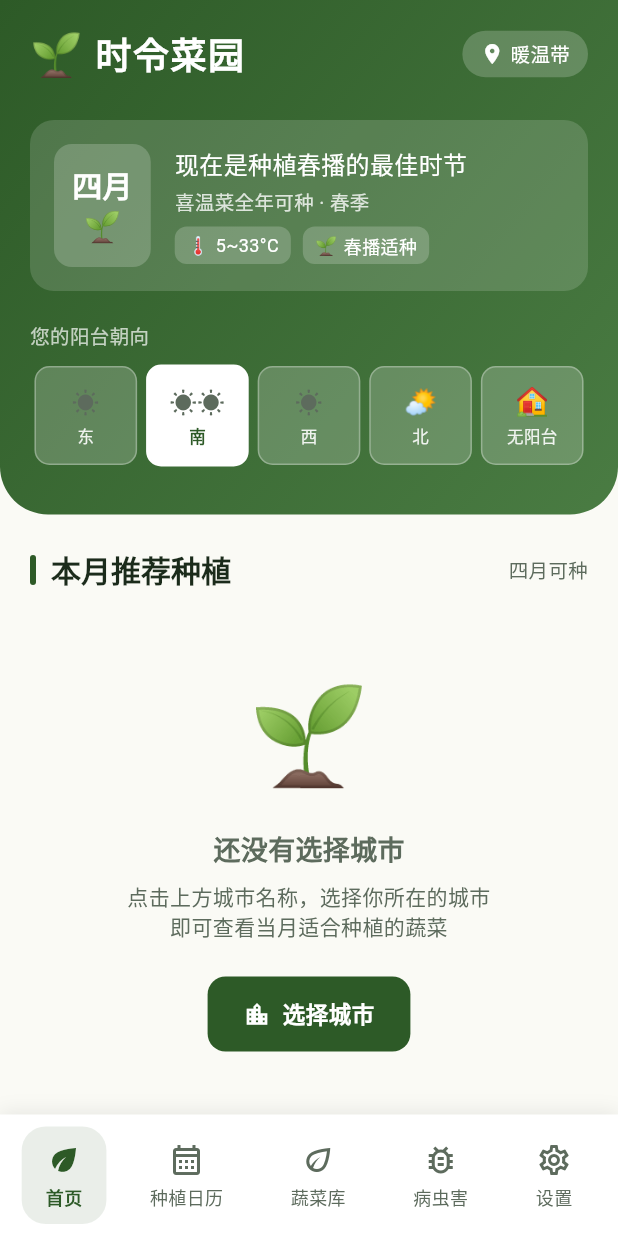
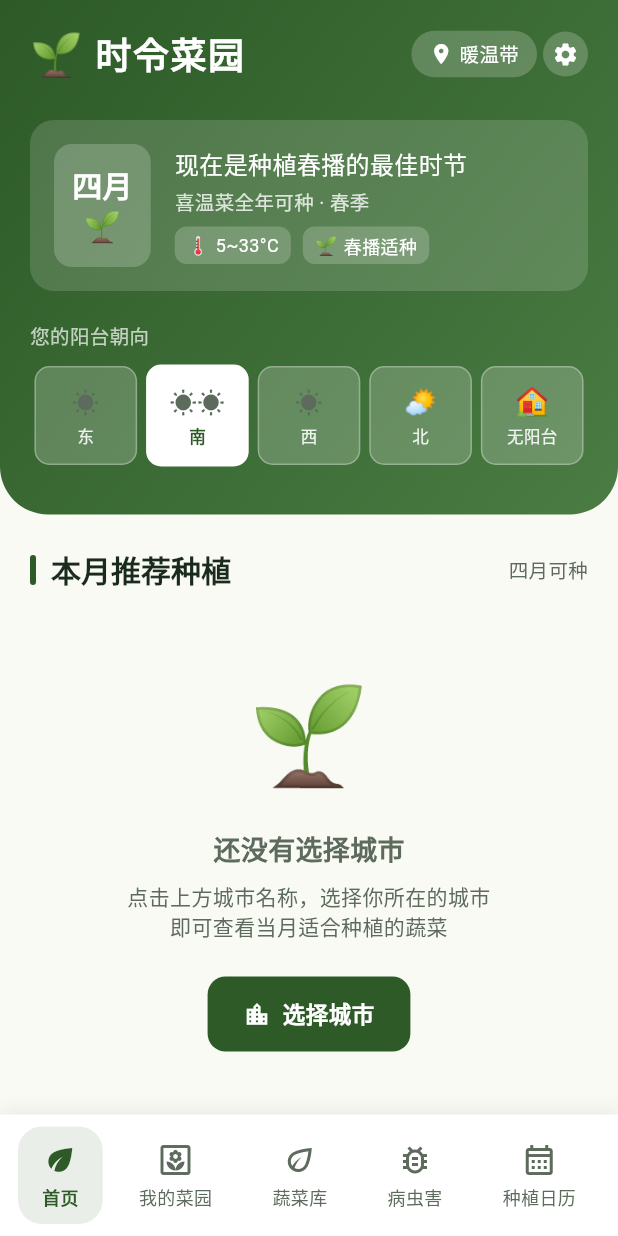
Before and after one commit to liminghuang1985/shiling_vegetable_garden, a Flutter app: the screen it shows after launch, on a phone screen of 412 x 824 dp. Run offline on Flutter 3.47's test engine with Material 3 defaults, Android fonts, the phone set to English and light mode, and no system bars; our stand-ins replace flutter_riverpod, shared_preferences, sqflite, sqflite_common_ffi; accounts and stored records are empty.

Commit message:
fix: 还原我的菜园，调整底部导航顺序，设置移至首页右上角

```diff
--- a/lib/presentation/pages/home_page.dart
+++ b/lib/presentation/pages/home_page.dart
@@ -25,10 +25,10 @@ class _HomePageState extends ConsumerState<HomePage> {
 
   final List<Widget> _pages = const [
     _HomeContent(),
-    _CalendarContent(),
+    _MyGardenContent(),
     VegetableLibraryPage(),
     PestDiseaseListPage(),
-    _SettingsContent(),
+    _CalendarContent(),
   ];
 
   @override
@@ -56,10 +56,10 @@ class _HomePageState extends ConsumerState<HomePage> {
               mainAxisAlignment: MainAxisAlignment.spaceAround,
               children: [
                 _buildNavItem(0, Icons.eco_outlined, Icons.eco, '首页'),
-                _buildNavItem(1, Icons.calendar_month_outlined, Icons.calendar_month, '种植日历'),
+                _buildNavItem(1, Icons.yard_outlined, Icons.yard, '我的菜园'),
                 _buildNavItem(2, Icons.eco_outlined, Icons.eco, '蔬菜库'),
                 _buildNavItem(3, Icons.bug_report_outlined, Icons.bug_report, '病虫害'),
-                _buildNavItem(4, Icons.settings_outlined, Icons.settings, '设置'),
+                _buildNavItem(4, Icons.calendar_month_outlined, Icons.calendar_month, '种植日历'),
               ],
             ),
           ),
@@ -195,6 +195,31 @@ class _HomeContent extends ConsumerWidget {
                                   ),
                                 ),
                               ],
+                            ),
+                          ),
+                        ),
+                        const SizedBox(width: 4),
+                        // 设置按钮
+                        InkWell(
+                          onTap: () {
+                            Navigator.push(
+                              context,
+                              MaterialPageRoute(
+                                builder: (_) => const _SettingsContent(),
+                              ),
+                            );
+                          },
+                          borderRadius: BorderRadius.circular(20),
+                          child: Container(
+                            padding: const EdgeInsets.all(6),
+                            decoration: BoxDecoration(
+                              color: Colors.white.withValues(alpha: 0.2),
+                              borderRadius: BorderRadius.circular(20),
+                            ),
+                            child: const Icon(
+                              Icons.settings,
+                              color: Colors.white,
+                              size: 18,
                             ),
                           ),
                         ),
```
